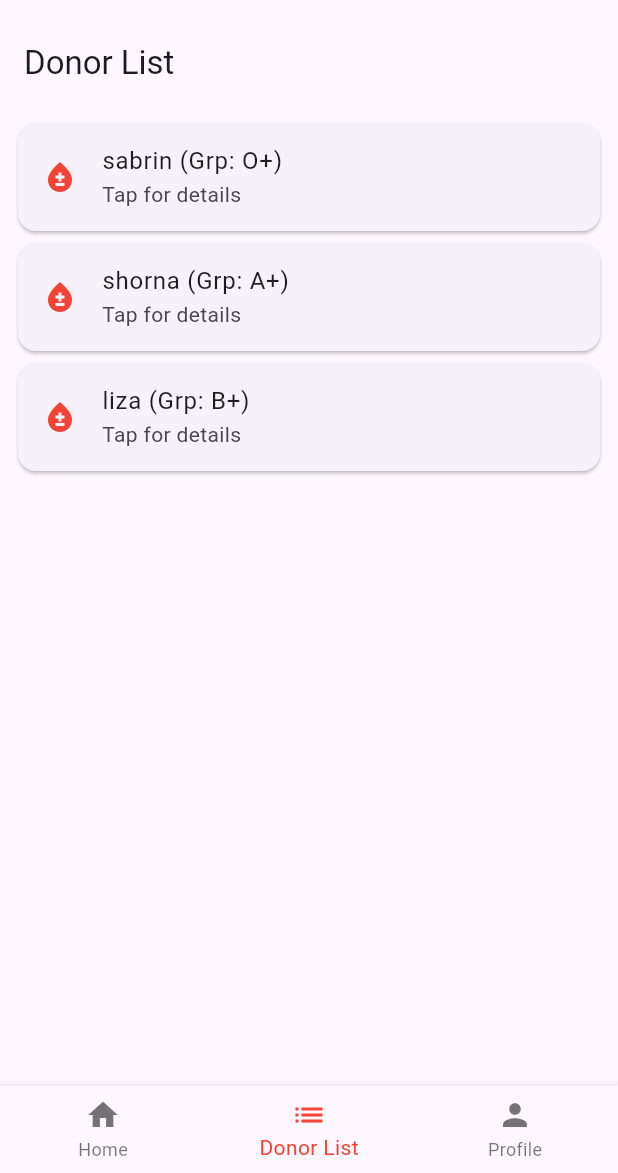
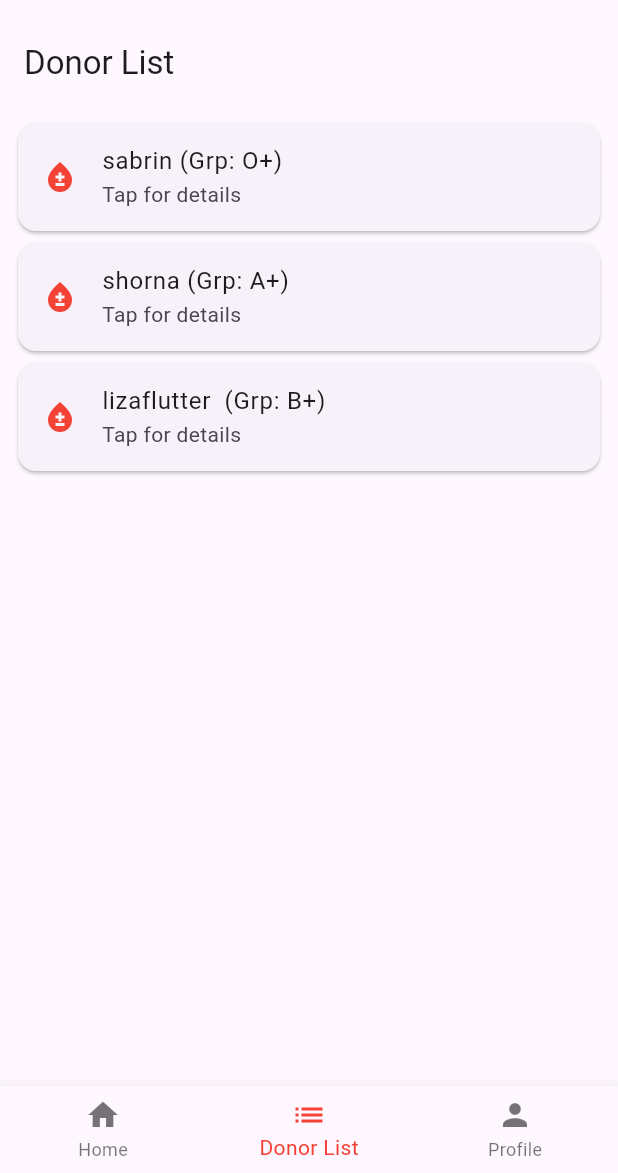
Before and after one commit to shanjida101/flutter_project, a Flutter app: the screen it shows after launch, item 2 of the bottom bar chosen, on a phone screen of 412 x 824 dp, the part 63-1236 px from its top. Run offline on Flutter 3.47's test engine with Material 3 defaults, Android fonts, the phone set to English and light mode, and no system bars.

Commit message:
Update donor_list.dart

```diff
--- a/flutter_application_1/lib/donor_list.dart
+++ b/flutter_application_1/lib/donor_list.dart
@@ -16,7 +16,7 @@ class DonorListScreen extends StatelessWidget {
       'address': 'Chittagong'
     },
     {
-      'name': 'liza',
+      'name': 'lizaflutter ',
       'group': 'B+',
       'mobile': '1122334455',
       'address': 'Khulna'
```
